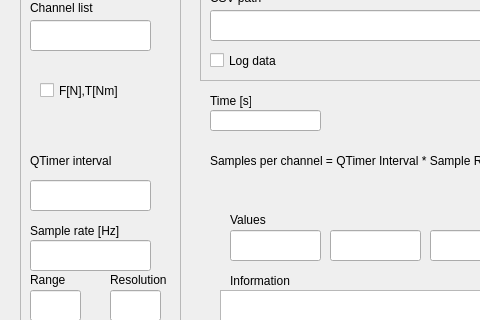
Old version of the form Python/NI_USB_6008/ATIMini40_GUI.ui in the repository IrisDuMutel/ATIMini40_software; both pictures show x 0 to 480 and y 130 to 450 of the 947 by 567 pixel window.
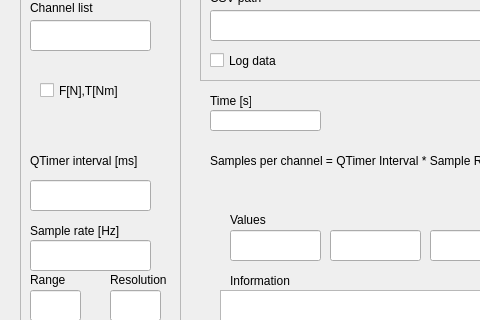
New version of the form.

The edit to the form file:
```diff
--- a/Python/NI_USB_6008/ATIMini40_GUI.ui
+++ b/Python/NI_USB_6008/ATIMini40_GUI.ui
@@ -160,7 +160,7 @@
       </rect>
      </property>
      <property name="text">
-      <string>QTimer interval</string>
+      <string>QTimer interval [ms]</string>
      </property>
     </widget>
    </widget>
```
Left out of the diff: 2 changed lines with no effect on the pictures.
